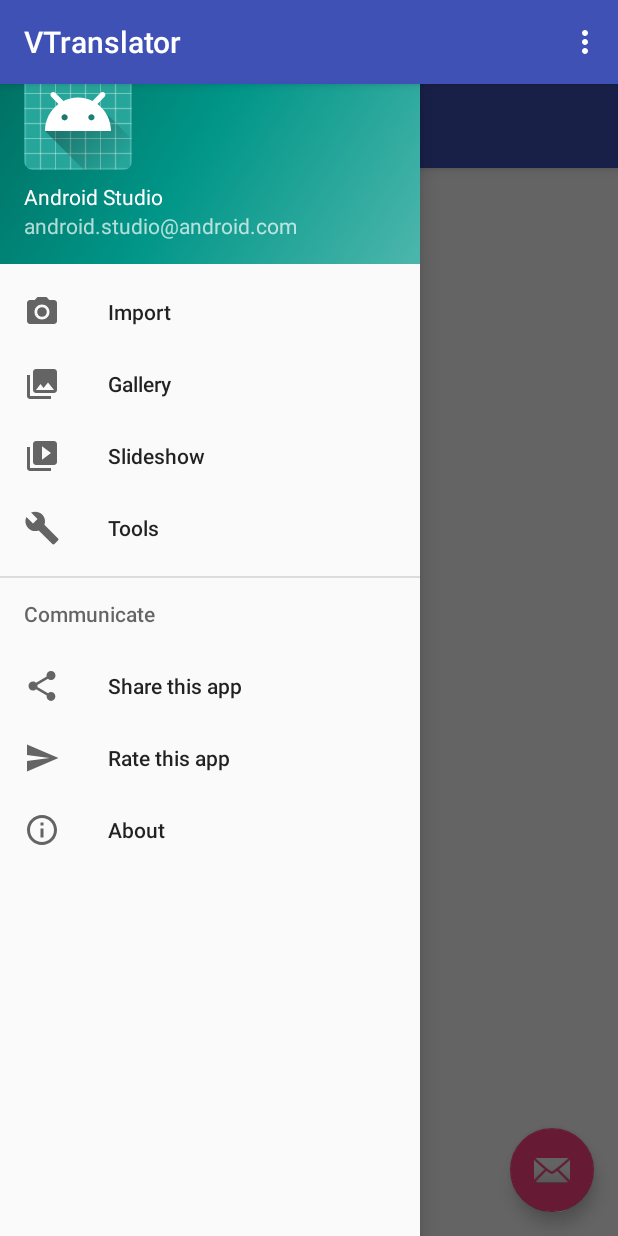
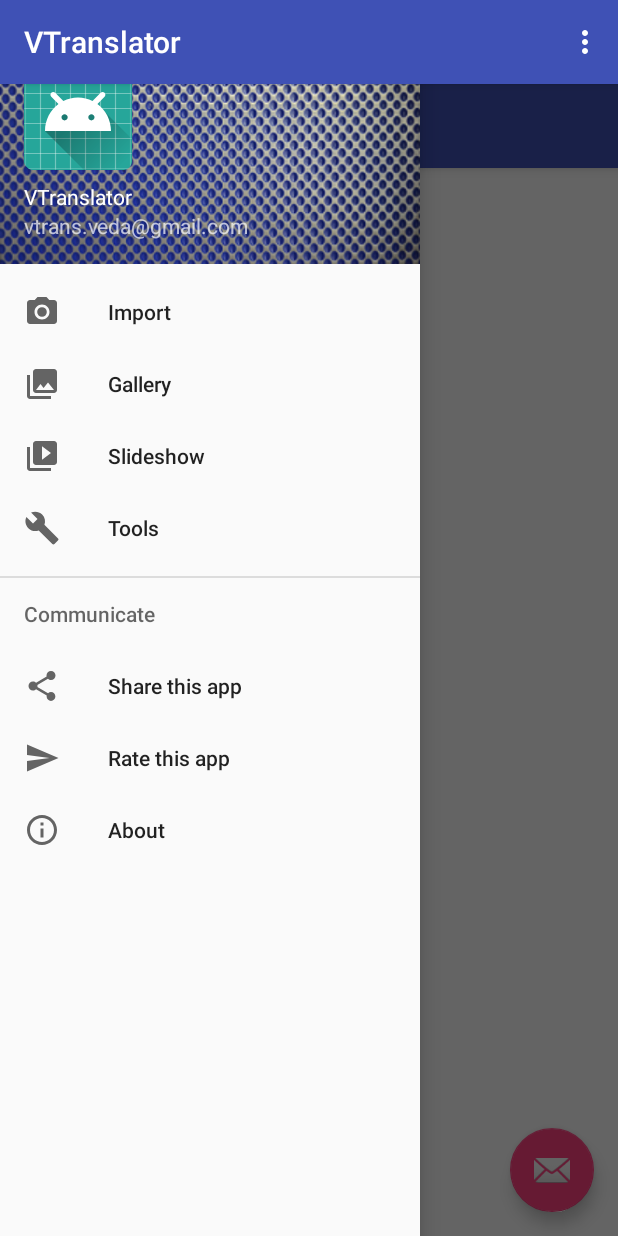
Before and after one commit to cmFodWx5YWRhdjEyMTA5/VTranslator, an Android app: the screen it shows after launch (MainActivity), with the side drawer open, on a phone screen of 412 x 824 dp. Run offline under Robolectric (Android 15) with nearby library versions, the phone set to English and light mode, and no system bars.

Commit message:
Background changes

```diff
--- a/app/src/main/res/layout/nav_header_main.xml
+++ b/app/src/main/res/layout/nav_header_main.xml
@@ -3,7 +3,7 @@
     xmlns:app="http://schemas.android.com/apk/res-auto"
     android:layout_width="match_parent"
     android:layout_height="@dimen/nav_header_height"
-    android:background="@drawable/side_nav_bar"
+    android:background="@drawable/blue_background_200541"
     android:gravity="bottom"
     android:orientation="vertical"
     android:paddingBottom="@dimen/activity_vertical_margin"
@@ -24,13 +24,13 @@
         android:layout_width="match_parent"
         android:layout_height="wrap_content"
         android:paddingTop="@dimen/nav_header_vertical_spacing"
-        android:text="@string/nav_header_title"
+        android:text="@string/app_name"
         android:textAppearance="@style/TextAppearance.AppCompat.Body1" />
 
     <TextView
         android:id="@+id/textView"
         android:layout_width="wrap_content"
         android:layout_height="wrap_content"
-        android:text="@string/nav_header_subtitle" />
+        android:text="@string/app_mail" />
 
 </LinearLayout>
--- a/app/src/main/res/values/strings.xml
+++ b/app/src/main/res/values/strings.xml
@@ -14,4 +14,5 @@
     <string name="share_this_app">Share this app</string>
     <string name="rate_this_app">Rate this app</string>
     <string name="about">About</string>
+    <string name="app_mail">vtrans.veda@gmail.com</string>
 </resources>
```
Also changed, not shown: app/src/main/java/activities/MainActivity.java (+28 -1 lines), app/src/main/res/layout/activity_splash.xml (+12 -11 lines), app/src/main/res/drawable/blue_background_200541.png (added), app/src/main/res/drawable/unsplash.jpg (added).
